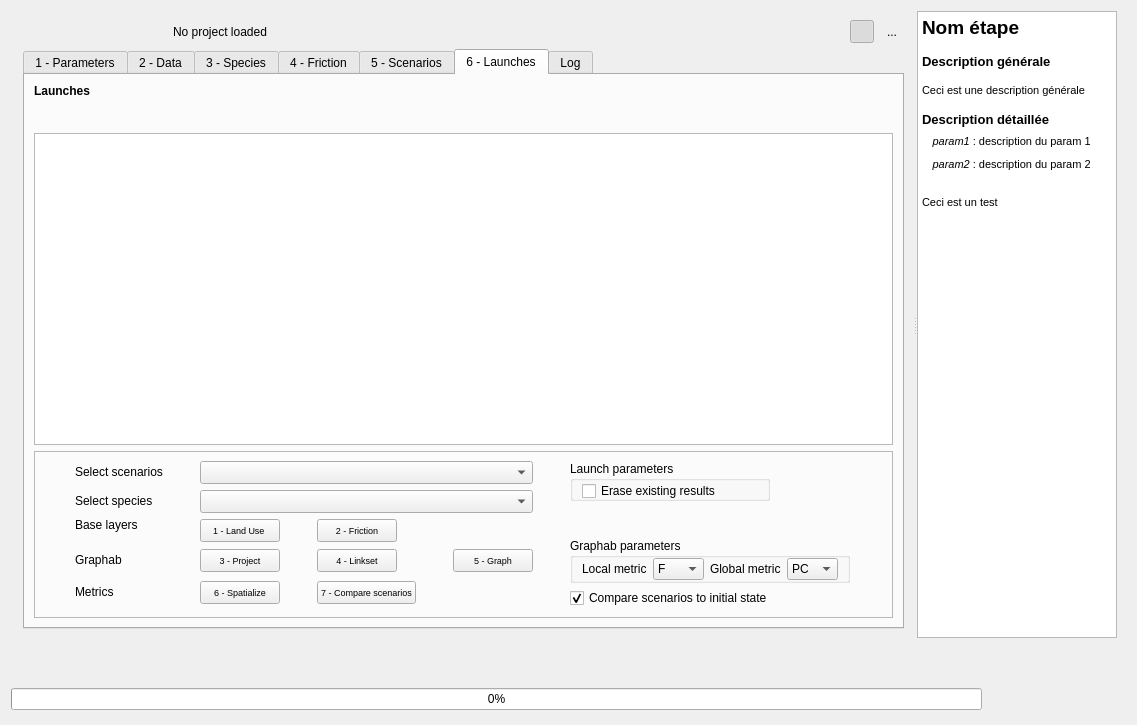
This is ui/erc_tvb_plugin_dialog_base.ui in MathieuChailloux/MitiConnect as Qt 5 draws it before an edit. The edited form follows.
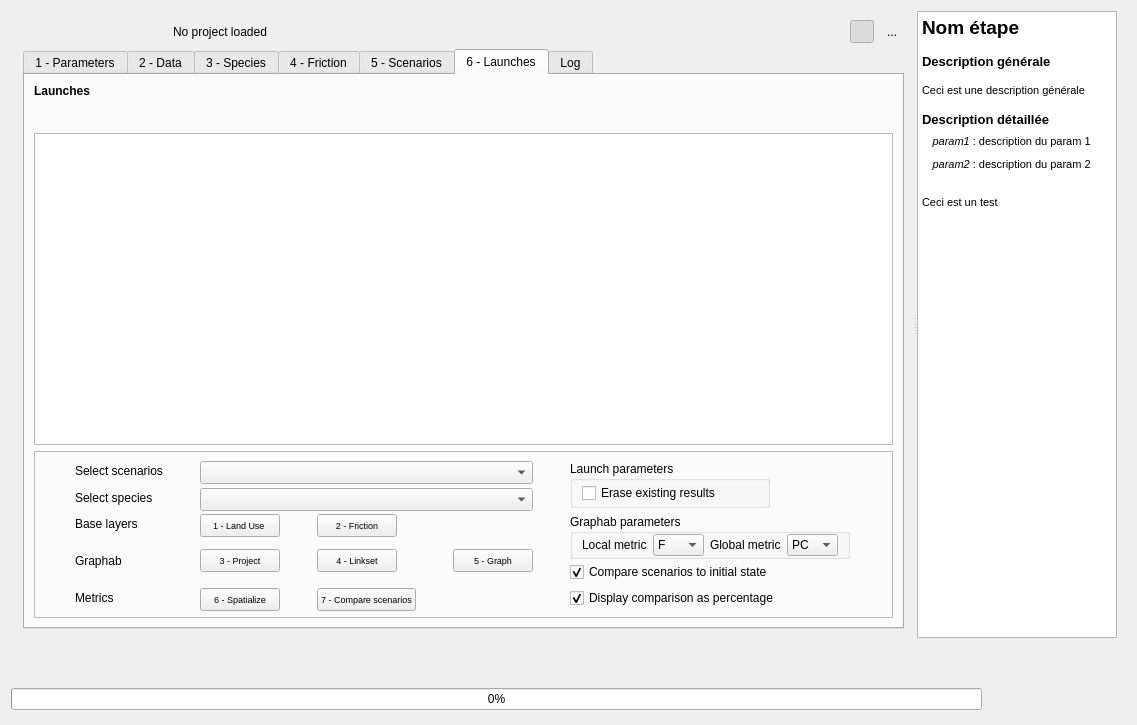
This is the edited form. The open tabs and pages were chosen to show the change. Icons and pictures are not drawn. Custom widgets are drawn as their Qt base class.

Commit message: Update of y axis label

The edit to the form file:
```diff
--- a/ui/erc_tvb_plugin_dialog_base.ui
+++ b/ui/erc_tvb_plugin_dialog_base.ui
@@ -2178,7 +2178,7 @@
                        </property>
                       </widget>
                      </item>
-                     <item row="0" column="4">
+                     <item row="0" column="4" rowspan="2">
                       <widget class="QgsCollapsibleGroupBox" name="graphabParamsGroup_3">
                        <property name="sizePolicy">
                         <sizepolicy hsizetype="Preferred" vsizetype="Preferred">
@@ -2269,7 +2269,7 @@
                        </property>
                       </widget>
                      </item>
-                     <item row="2" column="1" rowspan="2">
+                     <item row="2" column="1">
                       <widget class="QPushButton" name="landuseRun">
                        <property name="sizePolicy">
                         <sizepolicy hsizetype="Fixed" vsizetype="Fixed">
@@ -2309,7 +2309,7 @@
                        </property>
                       </widget>
                      </item>
-                     <item row="2" column="2" rowspan="2">
+                     <item row="2" column="2">
                       <widget class="QPushButton" name="frictionRun">
                        <property name="sizePolicy">
                         <sizepolicy hsizetype="Fixed" vsizetype="Fixed">
@@ -2349,7 +2349,7 @@
                        </property>
                       </widget>
                      </item>
-                     <item row="3" column="4" rowspan="3">
+                     <item row="2" column="4" rowspan="2">
                       <widget class="QgsCollapsibleGroupBox" name="graphabParamsGroup_2">
                        <property name="sizePolicy">
                         <sizepolicy hsizetype="Preferred" vsizetype="Preferred">
@@ -2458,7 +2458,7 @@
                        </layout>
                       </widget>
                      </item>
-                     <item row="4" column="0">
+                     <item row="3" column="0" rowspan="2">
                       <widget class="QLabel" name="bufferInGroupLabel_21">
                        <property name="sizePolicy">
                         <sizepolicy hsizetype="Fixed" vsizetype="Fixed">
@@ -2471,7 +2471,7 @@
                        </property>
                       </widget>
                      </item>
-                     <item row="4" column="1">
+                     <item row="3" column="1" rowspan="2">
                       <widget class="QPushButton" name="projectRun">
                        <property name="sizePolicy">
                         <sizepolicy hsizetype="Fixed" vsizetype="Fixed">
@@ -2511,7 +2511,7 @@
                        </property>
                       </widget>
                      </item>
-                     <item row="4" column="2">
+                     <item row="3" column="2" rowspan="2">
                       <widget class="QPushButton" name="linksetRun">
                        <property name="sizePolicy">
                         <sizepolicy hsizetype="Fixed" vsizetype="Fixed">
@@ -2551,7 +2551,7 @@
                        </property>
                       </widget>
                      </item>
-                     <item row="4" column="3">
+                     <item row="3" column="3" rowspan="2">
                       <widget class="QPushButton" name="graphRun">
                        <property name="sizePolicy">
                         <sizepolicy hsizetype="Fixed" vsizetype="Fixed">
@@ -2591,7 +2591,23 @@
                        </property>
                       </widget>
                      </item>
-                     <item row="5" column="0" rowspan="2">
+                     <item row="4" column="4">
+                      <widget class="QCheckBox" name="cmpInit">
+                       <property name="minimumSize">
+                        <size>
+                         <width>200</width>
+                         <height>20</height>
+                        </size>
+                       </property>
+                       <property name="text">
+                        <string>Compare scenarios to initial state</string>
+                       </property>
+                       <property name="checked">
+                        <bool>true</bool>
+                       </property>
+                      </widget>
+                     </item>
+                     <item row="5" column="0">
                       <widget class="QLabel" name="bufferInGroupLabel_22">
                        <property name="sizePolicy">
                         <sizepolicy hsizetype="Fixed" vsizetype="Fixed">
@@ -2604,7 +2620,7 @@
                        </property>
                       </widget>
                      </item>
-                     <item row="5" column="1" rowspan="2">
+                     <item row="5" column="1">
                       <widget class="QPushButton" name="localMetricsRun">
                        <property name="sizePolicy">
                         <sizepolicy hsizetype="Fixed" vsizetype="Fixed">
@@ -2644,7 +2660,7 @@
                        </property>
                       </widget>
                      </item>
-                     <item row="5" column="2" rowspan="2">
+                     <item row="5" column="2">
                       <widget class="QPushButton" name="compareScenariosRun">
                        <property name="sizePolicy">
                         <sizepolicy hsizetype="Fixed" vsizetype="Fixed">
@@ -2684,8 +2700,8 @@
                        </property>
                       </widget>
                      </item>
-                     <item row="6" column="4">
-                      <widget class="QCheckBox" name="cmpInit">
+                     <item row="5" column="4">
+                      <widget class="QCheckBox" name="cmpPerc">
                        <property name="minimumSize">
                         <size>
                          <width>200</width>
@@ -2693,7 +2709,7 @@
                         </size>
                        </property>
                        <property name="text">
-                        <string>Compare scenarios to initial state</string>
+                        <string>Display comparison as percentage</string>
                        </property>
                        <property name="checked">
                         <bool>true</bool>
```
The commit also changes 3 other files.
